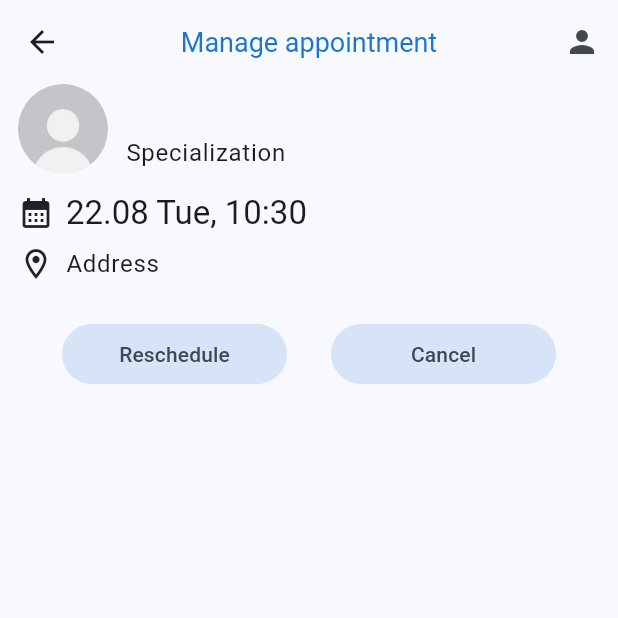
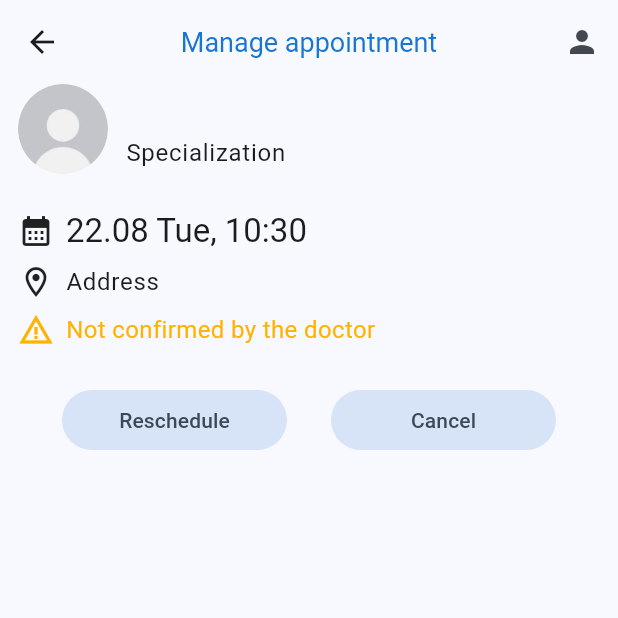
Before and after one commit to yankovskaya-ktr/doctor_appointment, a Flutter app: the ManageAppointmentScreen screen opened directly with empty values, on a phone screen of 412 x 824 dp, the top half of it. Run offline on Flutter 3.47's test engine with Material 2 defaults, Android fonts, the phone set to English and light mode, and no system bars; our stand-ins replace cloud_firestore, firebase_auth, firebase_core, firebase_ui_firestore, flutter_login, flutter_riverpod and 1 more; accounts and stored records are empty.

Commit message:
patient flow finished

```diff
--- a/lib/router.dart
+++ b/lib/router.dart
@@ -6,9 +6,9 @@ import 'src/data/auth_repo.dart';
 import 'src/domain/user.dart';
 import 'src/presentation/auth/login_screen.dart';
 import 'src/presentation/doctor_flow/home_doctor/home_doctor_screen.dart';
-import 'src/presentation/patient_flow/appointments/manage_appointment_screen.dart';
-import 'src/presentation/patient_flow/appointments/doctors_list_screen.dart';
-import 'src/presentation/patient_flow/appointments/make_appointment_screen.dart';
+import 'src/presentation/patient_flow/manage_appointment/manage_appointment_screen.dart';
+import 'src/presentation/patient_flow/make_appointment/doctors_list_screen.dart';
+import 'src/presentation/patient_flow/make_appointment/make_appointment_screen.dart';
 import 'src/presentation/patient_flow/home_patient/home_patient_screen.dart';
 
 GoRouter _goRouter(ProviderRef<GoRouter> ref) {
--- a/lib/src/data/appointment_repo.dart
+++ b/lib/src/data/appointment_repo.dart
@@ -1,5 +1,4 @@
 import 'package:cloud_firestore/cloud_firestore.dart';
-import 'package:doctor_appointment/src/data/auth_repo.dart';
 import 'package:doctor_appointment/src/domain/appointment.dart';
 import 'package:flutter_riverpod/flutter_riverpod.dart';
 
@@ -25,9 +24,11 @@ class AppointmentRepository {
     return snapshot.data()!;
   }
 
+  /// Get all patient's forthcoming appointments ordered by date
   Query<Appointment> queryAppointmentsForPatient(String patientId) =>
       _appointmentsRef
           .where('patientId', isEqualTo: patientId)
+          .where('start', isGreaterThanOrEqualTo: DateTime.timestamp())
           .orderBy('start');
 
   Future<void> deleteAppointment(String id) =>
@@ -63,7 +64,6 @@ final appointmentProvider =
   },
 );
 
-
 // final dailyAppointmentsForPatientProvider = Provider.autoDispose
 //     .family<List<DailyAppointments>, String>((ref, doctorId) {
 //   final appointmentRepo = ref.watch(appointmentRepositoryProvider);
--- a/lib/src/presentation/patient_flow/appointments/make_appointment_screen.dart
+++ b/lib/src/presentation/patient_flow/make_appointment/make_appointment_screen.dart
@@ -1,7 +1,7 @@
 import 'package:doctor_appointment/src/components/user_info.dart';
 import 'package:doctor_appointment/src/data/doctor_repo.dart';
 import 'package:doctor_appointment/src/domain/daily_slots.dart';
-import 'package:doctor_appointment/src/presentation/patient_flow/appointments/make_appointment_screen_controller.dart';
+import 'package:doctor_appointment/src/presentation/patient_flow/make_appointment/make_appointment_screen_controller.dart';
 import 'package:doctor_appointment/src/presentation/patient_flow/home_patient/home_patient_screen.dart';
 import 'package:flutter/material.dart';
 import 'package:flutter_riverpod/flutter_riverpod.dart';
--- a/lib/src/presentation/patient_flow/appointments/manage_appointment_screen.dart
+++ b/lib/src/presentation/patient_flow/manage_appointment/manage_appointment_screen.dart
@@ -1,8 +1,8 @@
 import 'package:doctor_appointment/src/components/home_icon_button.dart';
 import 'package:doctor_appointment/src/data/appointment_repo.dart';
 import 'package:doctor_appointment/src/domain/appointment.dart';
-import 'package:doctor_appointment/src/presentation/patient_flow/appointments/make_appointment_screen.dart';
-import 'package:doctor_appointment/src/presentation/patient_flow/appointments/manage_appointment_screen_controller.dart';
+import 'package:doctor_appointment/src/presentation/patient_flow/make_appointment/make_appointment_screen.dart';
+import 'package:doctor_appointment/src/presentation/patient_flow/manage_appointment/manage_appointment_screen_controller.dart';
 import 'package:flutter/material.dart';
 import 'package:flutter_riverpod/flutter_riverpod.dart';
 import 'package:go_router/go_router.dart';
@@ -50,21 +50,33 @@ class _AppointmentInfo extends StatelessWidget {
       const Icon(Icons.calendar_month),
       const SizedBox(width: 8),
       Text(
-        '${Format.dateAndDayOfWeek(appointment.start)}, ${Format.time(appointment.start)}',
-        style: Theme.of(context).textTheme.titleLarge,
-      ),
+          '${Format.dateAndDayOfWeek(appointment.start)}, ${Format.time(appointment.start)}',
+          style: Theme.of(context).textTheme.titleLarge)
     ]);
 
-    final address = Row(
-      children: [
-        const Icon(Icons.location_on_outlined),
-        const SizedBox(width: 8),
-        Text(
-          'Address',
-          style: Theme.of(context).textTheme.bodyLarge,
-        )
-      ],
-    );
+    final address = Row(children: [
+      const Icon(Icons.location_on_outlined),
+      const SizedBox(width: 8),
+      Text('Address', style: Theme.of(context).textTheme.bodyLarge)
+    ]);
+
+    final approved = appointment.isApproved
+        ? Row(children: [
+            Icon(Icons.check, color: Colors.green[300]),
+            const SizedBox(width: 8),
+            Text('Confirmed by the doctor',
+                style: TextStyle(
+                    color: Colors.green[300],
+                    fontSize: Theme.of(context).textTheme.bodyLarge!.fontSize))
+          ])
+        : Row(children: [
+            Icon(Icons.warning_amber, color: Colors.amber[600]),
+            const SizedBox(width: 8),
+            Text('Not confirmed by the doctor',
+                style: TextStyle(
+                    color: Colors.amber[600],
+                    fontSize: Theme.of(context).textTheme.bodyLarge!.fontSize))
+          ]);
 
     return Column(
       children: [
@@ -72,10 +84,12 @@ class _AppointmentInfo extends StatelessWidget {
           name: appointment.doctorName,
           specialization: 'Specialization',
         ),
-        const SizedBox(height: 12),
+        const SizedBox(height: 24),
         date,
         const SizedBox(height: 8),
         address,
+        const SizedBox(height: 8),
+        approved,
         const SizedBox(height: 24),
         _Buttons(appointment)
       ],
```
Also changed, not shown: lib/src/domain/daily_appointments.dart (+35 -35 lines), lib/src/domain/daily_slots.dart (+13 -9 lines), lib/src/presentation/doctor_flow/home_doctor/home_doctor_screen.dart (+38 -8 lines), lib/src/presentation/patient_flow/home_patient/appointments_list.dart (+41 -15 lines), lib/src/presentation/patient_flow/home_patient/appointments_list_controller.dart (deleted, +0 -40 lines), lib/src/presentation/patient_flow/home_patient/home_patient_screen.dart (+3 -4 lines), lib/src/presentation/patient_flow/make_appointment/doctors_list_screen.dart (renamed from lib/src/presentation/patient_flow/appointments/doctors_list_screen.dart), lib/src/presentation/patient_flow/make_appointment/make_appointment_screen_controller.dart (renamed from lib/src/presentation/patient_flow/appointments/make_appointment_screen_controller.dart), lib/src/presentation/patient_flow/manage_appointment/manage_appointment_screen_controller.dart (renamed from lib/src/presentation/patient_flow/appointments/manage_appointment_screen_controller.dart).
